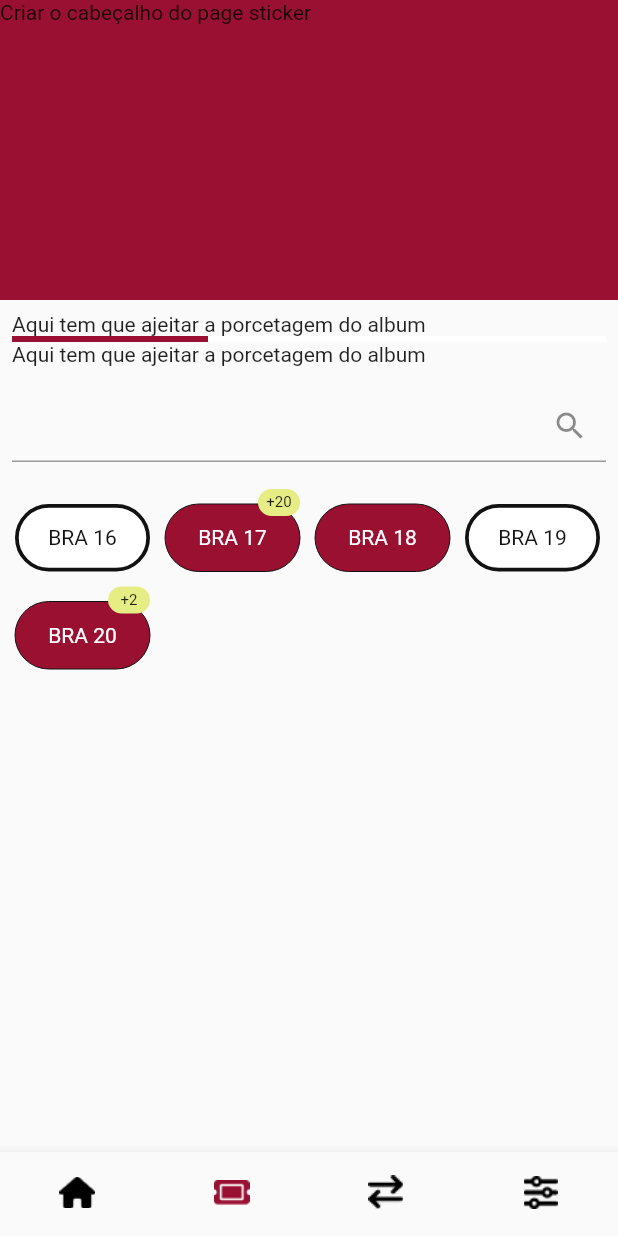
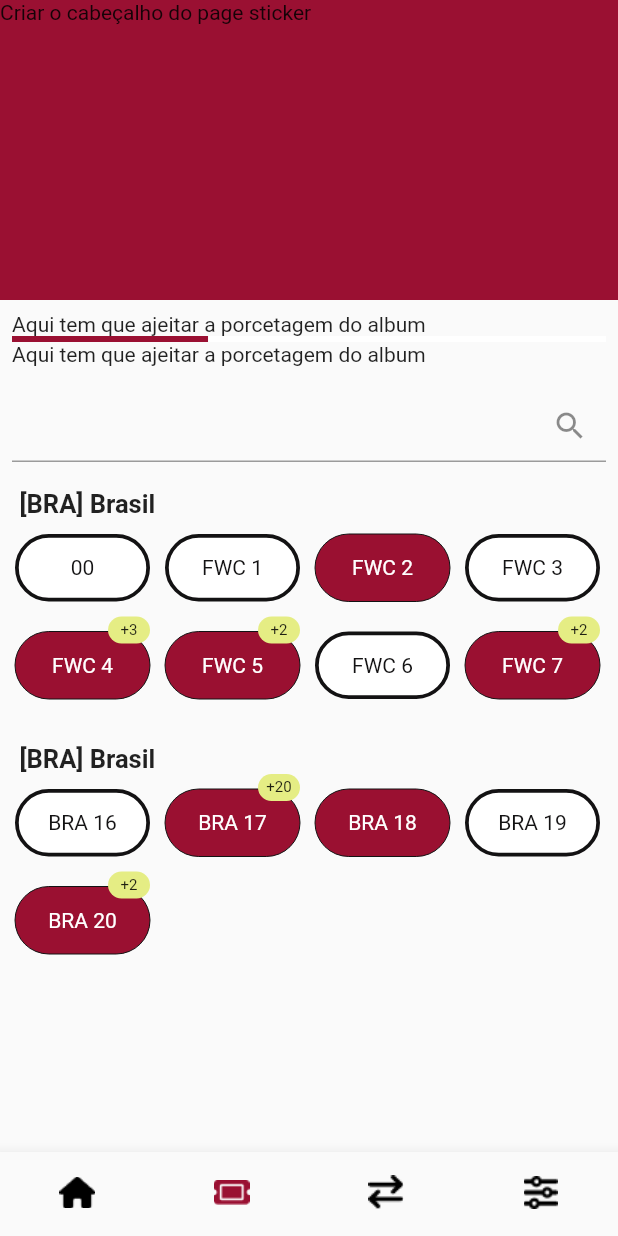
Before and after one commit to nataly-enne/sticker-swap, a Flutter app: the screen it shows after launch, item 2 of the bottom bar chosen, on a phone screen of 412 x 824 dp. Run offline on Flutter 3.47's test engine with Material 2 defaults, Android fonts, the light colour scheme and no system bars; our stand-ins replace dio, flutter_dotenv, flutter_modular, rxdart.

Commit message:
Grade de figurinhas

```diff
--- a/client/lib/src/modules/sticker/domain/usecases/get_album.dart
+++ b/client/lib/src/modules/sticker/domain/usecases/get_album.dart
@@ -1,4 +1,5 @@
 import 'package:sticker_swap_client/src/core/album.dart';
+import 'package:sticker_swap_client/src/modules/sticker/domain/entities/sticker.dart';
 
 abstract class IGetAlbum{
 
@@ -9,6 +10,28 @@ abstract class IGetAlbum{
 class GetAlbumImpl extends IGetAlbum{
   @override
   Future<Album> call({required idUser}) async{
-    return Album();
+    Album album = Album();
+
+    album.colectionStickers = {
+      0 : [
+        Sticker(id: 0, text: "00", idGroup: 0, quantity: 0),
+        Sticker(id: 2, text: "FWC 1", idGroup: 0, quantity: 0),
+        Sticker(id: 3, text: "FWC 2", idGroup: 0, quantity: 1),
+        Sticker(id: 4, text: "FWC 3", idGroup: 0, quantity: 0),
+        Sticker(id: 5, text: "FWC 4", idGroup: 0, quantity: 3),
+        Sticker(id: 5, text: "FWC 5", idGroup: 0, quantity: 2),
+        Sticker(id: 5, text: "FWC 6", idGroup: 0, quantity: 0),
+        Sticker(id: 5, text: "FWC 7", idGroup: 0, quantity: 2),
+      ],
+      26 : [
+        Sticker(id: 1, text: "BRA 16", idGroup: 26, quantity: 0),
+        Sticker(id: 2, text: "BRA 17", idGroup: 26, quantity: 20),
+        Sticker(id: 3, text: "BRA 18", idGroup: 26, quantity: 1),
+        Sticker(id: 4, text: "BRA 19", idGroup: 26, quantity: 0),
+        Sticker(id: 5, text: "BRA 20", idGroup: 26, quantity: 2),
+      ]
+    };
+
+    return album;
   }
 }
--- a/client/lib/src/modules/sticker/presenter/sticker_bloc.dart
+++ b/client/lib/src/modules/sticker/presenter/sticker_bloc.dart
@@ -46,7 +46,9 @@ class StickerBloc{
     print("Texto Buscado: ${searchController.text}");
   }
 
-  void selectGroup(StickerGroup group){}
+  void selectGroup(StickerGroup group){
+    _idModePageStream.sink.add(1);
+  }
 
   void openFilter(){}
 
--- a/client/lib/src/modules/sticker/presenter/sticker_screen.dart
+++ b/client/lib/src/modules/sticker/presenter/sticker_screen.dart
@@ -74,46 +74,7 @@ class _StickerScreenState extends ModularState<StickerScreen, StickerBloc> {
                     ],
                   );
                 } else {
-                  return Padding(
-                    padding: const EdgeInsets.symmetric(
-                        horizontal: 5.0, vertical: 10),
-                    child: Wrap(
-                      direction: Axis.horizontal,
-                      alignment: WrapAlignment.start,
-                      children: [
-                        ElementSticker(
-                          sticker: Sticker(
-                              id: 0, text: "BRA 16", idGroup: 0, quantity: 0),
-                          addSticker: controller.addSticker,
-                          detailsSticker: controller.detailsSticker,
-                        ),
-                        ElementSticker(
-                          sticker: Sticker(
-                              id: 0, text: "BRA 17", idGroup: 0, quantity: 20),
-                          addSticker: controller.addSticker,
-                          detailsSticker: controller.detailsSticker,
-                        ),
-                        ElementSticker(
-                          sticker: Sticker(
-                              id: 0, text: "BRA 18", idGroup: 0, quantity: 1),
-                          addSticker: controller.addSticker,
-                          detailsSticker: controller.detailsSticker,
-                        ),
-                        ElementSticker(
-                          sticker: Sticker(
-                              id: 0, text: "BRA 19", idGroup: 0, quantity: 0),
-                          addSticker: controller.addSticker,
-                          detailsSticker: controller.detailsSticker,
-                        ),
-                        ElementSticker(
-                          sticker: Sticker(
-                              id: 0, text: "BRA 20", idGroup: 0, quantity: 2),
-                          addSticker: controller.addSticker,
-                          detailsSticker: controller.detailsSticker,
-                        )
-                      ],
-                    ),
-                  );
+                  return _listStickersView();
                 }
               },
           ),
@@ -121,4 +82,47 @@ class _StickerScreenState extends ModularState<StickerScreen, StickerBloc> {
       ),
     );
   }
+
+
+  Column _listStickersView(){
+    return Column(
+      children: [
+       for(int i =0; i < 38; i++)
+         if(controller.albumManager.albumView!.colectionStickers.containsKey(i))
+           Padding(
+             padding: const EdgeInsets.symmetric(
+                 horizontal: 5.0, vertical: 10),
+             child: Wrap(
+               direction: Axis.horizontal,
+               alignment: WrapAlignment.start,
+               children: [
+                 Row(
+                   children: [
+                     Padding(
+                       padding: const EdgeInsets.only(left: 8.0),
+                       child: Text(
+                         "[BRA] Brasil",
+                         style: const TextStyle(
+                           fontWeight: FontWeight.bold,
+                           fontSize: 17
+                         ),
+                       ),
+                     ),
+                   ],
+                 ),
+
+                 for(Sticker sticker in (controller.albumManager.albumView!.colectionStickers[i] as List<Sticker>))
+                   ElementSticker(
+                     sticker: sticker,
+                     addSticker: controller.addSticker,
+                     detailsSticker: controller.detailsSticker,
+                   ),
+               ],
+             ),
+           ),
+      ]
+    );
+  }
+
+
 }
```
